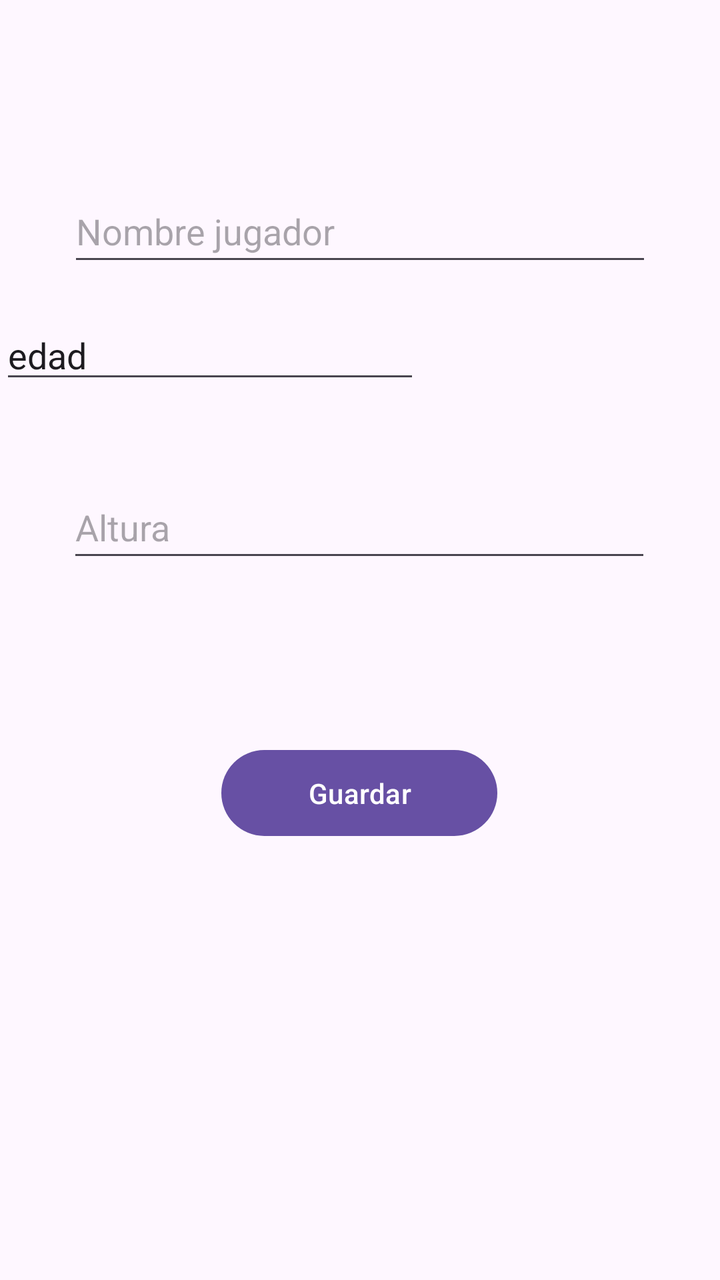
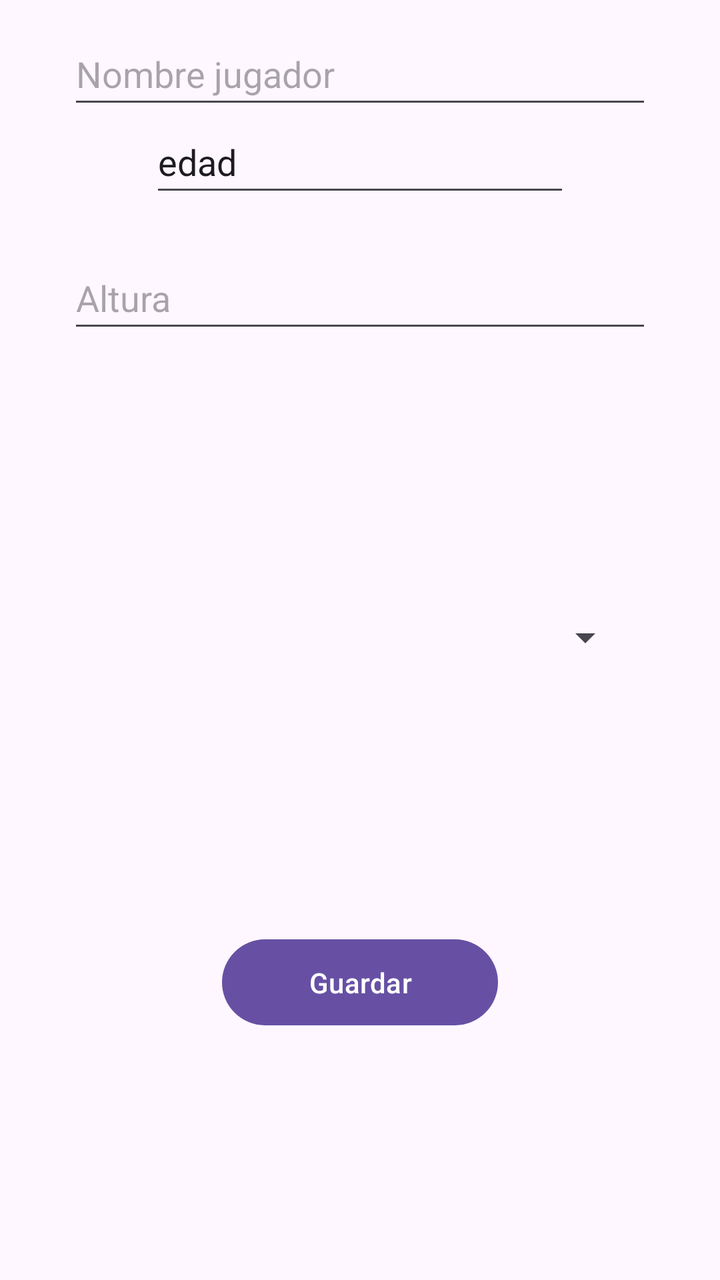

The first picture is an Android layout as it rendered before a commit; the second is the same layout after the commit. The layout source and the unified diff follow.
<!-- AndroidManifest.xml: application theme Theme.Deber02 -->
<!-- res/layout/activity_deditar_jugadores.xml -->
<?xml version="1.0" encoding="utf-8"?>
<androidx.constraintlayout.widget.ConstraintLayout xmlns:android="http://schemas.android.com/apk/res/android"
    xmlns:app="http://schemas.android.com/apk/res-auto"
    xmlns:tools="http://schemas.android.com/tools"
    android:id="@+id/main"
    android:layout_width="match_parent"
    android:layout_height="match_parent"
    tools:context=".activity_deditar_jugadores">

    <com.google.android.material.textfield.TextInputEditText
        android:id="@+id/input_altura_jugador"
        android:layout_width="292dp"
        android:layout_height="48dp"
        android:hint="Altura"
        app:layout_constraintBottom_toBottomOf="parent"
        app:layout_constraintEnd_toEndOf="parent"
        app:layout_constraintHorizontal_bias="0.495"
        app:layout_constraintStart_toStartOf="parent"
        app:layout_constraintTop_toTopOf="parent"
        app:layout_constraintVertical_bias="0.402" />

    <com.google.android.material.textfield.TextInputEditText
        android:id="@+id/input_nombre_jugador"
        android:layout_width="292dp"
        android:layout_height="48dp"
        android:hint="Nombre jugador"
        app:layout_constraintBottom_toBottomOf="parent"
        app:layout_constraintEnd_toEndOf="parent"
        app:layout_constraintStart_toStartOf="parent"
        app:layout_constraintTop_toTopOf="parent"
        app:layout_constraintVertical_bias="0.152" />

    <Button
        android:id="@+id/btn_save_mat"
        android:layout_width="138dp"
        android:layout_height="51dp"
        android:text="@string/guardar"
        app:layout_constraintBottom_toBottomOf="parent"
        app:layout_constraintEnd_toEndOf="parent"
        app:layout_constraintHorizontal_bias="0.498"
        app:layout_constraintStart_toStartOf="parent"
        app:layout_constraintTop_toTopOf="parent"
        app:layout_constraintVertical_bias="0.63" />

    <EditText
        android:id="@+id/input_edad_jugador"
        android:layout_width="wrap_content"
        android:layout_height="wrap_content"
        android:layout_marginBottom="24dp"
        android:ems="10"
        android:inputType="text"
        android:text="edad"
        app:layout_constraintBottom_toTopOf="@+id/input_altura_jugador"
        app:layout_constraintTop_toBottomOf="@+id/input_nombre_jugador"
        tools:layout_editor_absoluteX="82dp" />

</androidx.constraintlayout.widget.ConstraintLayout>
<!-- resources referenced by this layout -->
<resources>
  <string name="guardar" translatable="false">Guardar</string>
  <style name="Theme.Deber02" parent="Base.Theme.Deber02" />
  <style name="Base.Theme.Deber02" parent="Theme.Material3.DayNight.NoActionBar">
          
          
      </style>
</resources>

<!-- the commit's change to res/layout/activity_deditar_jugadores.xml (unified diff, before → after) -->
@@ -12,19 +12,28 @@
         android:layout_width="292dp"
         android:layout_height="48dp"
         android:hint="Altura"
-        app:layout_constraintBottom_toBottomOf="parent"
+        app:layout_constraintBottom_toTopOf="@+id/spiner_equipos"
         app:layout_constraintEnd_toEndOf="parent"
-        app:layout_constraintHorizontal_bias="0.495"
         app:layout_constraintStart_toStartOf="parent"
         app:layout_constraintTop_toTopOf="parent"
         app:layout_constraintVertical_bias="0.402" />
+
+    <Spinner
+        android:id="@+id/spiner_equipos"
+        android:layout_width="273dp"
+        android:layout_height="48dp"
+        app:layout_constraintBottom_toTopOf="@+id/btn_save_mat"
+        app:layout_constraintEnd_toEndOf="parent"
+        app:layout_constraintStart_toStartOf="parent"
+        app:layout_constraintTop_toBottomOf="@+id/input_altura_jugador"
+        app:layout_constraintVertical_bias="0.530" />
 
     <com.google.android.material.textfield.TextInputEditText
         android:id="@+id/input_nombre_jugador"
         android:layout_width="292dp"
         android:layout_height="48dp"
         android:hint="Nombre jugador"
-        app:layout_constraintBottom_toBottomOf="parent"
+        app:layout_constraintBottom_toTopOf="@+id/input_altura_jugador"
         app:layout_constraintEnd_toEndOf="parent"
         app:layout_constraintStart_toStartOf="parent"
         app:layout_constraintTop_toTopOf="parent"
@@ -37,21 +46,21 @@
         android:text="@string/guardar"
         app:layout_constraintBottom_toBottomOf="parent"
         app:layout_constraintEnd_toEndOf="parent"
-        app:layout_constraintHorizontal_bias="0.498"
         app:layout_constraintStart_toStartOf="parent"
-        app:layout_constraintTop_toTopOf="parent"
+        app:layout_constraintTop_toBottomOf="@+id/spiner_equipos"
         app:layout_constraintVertical_bias="0.63" />
 
     <EditText
         android:id="@+id/input_edad_jugador"
         android:layout_width="wrap_content"
-        android:layout_height="wrap_content"
+        android:layout_height="48dp"
         android:layout_marginBottom="24dp"
         android:ems="10"
         android:inputType="text"
         android:text="edad"
         app:layout_constraintBottom_toTopOf="@+id/input_altura_jugador"
-        app:layout_constraintTop_toBottomOf="@+id/input_nombre_jugador"
-        tools:layout_editor_absoluteX="82dp" />
+        app:layout_constraintEnd_toEndOf="parent"
+        app:layout_constraintStart_toStartOf="parent"
+        app:layout_constraintTop_toBottomOf="@+id/input_nombre_jugador" />
 
 </androidx.constraintlayout.widget.ConstraintLayout>
